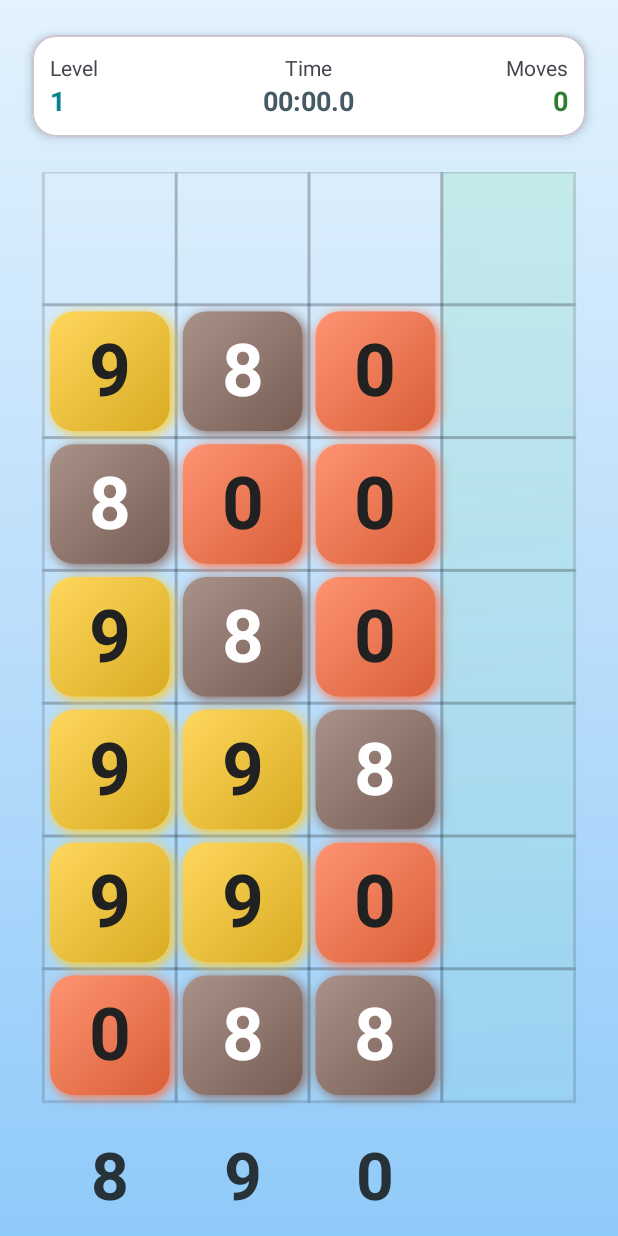
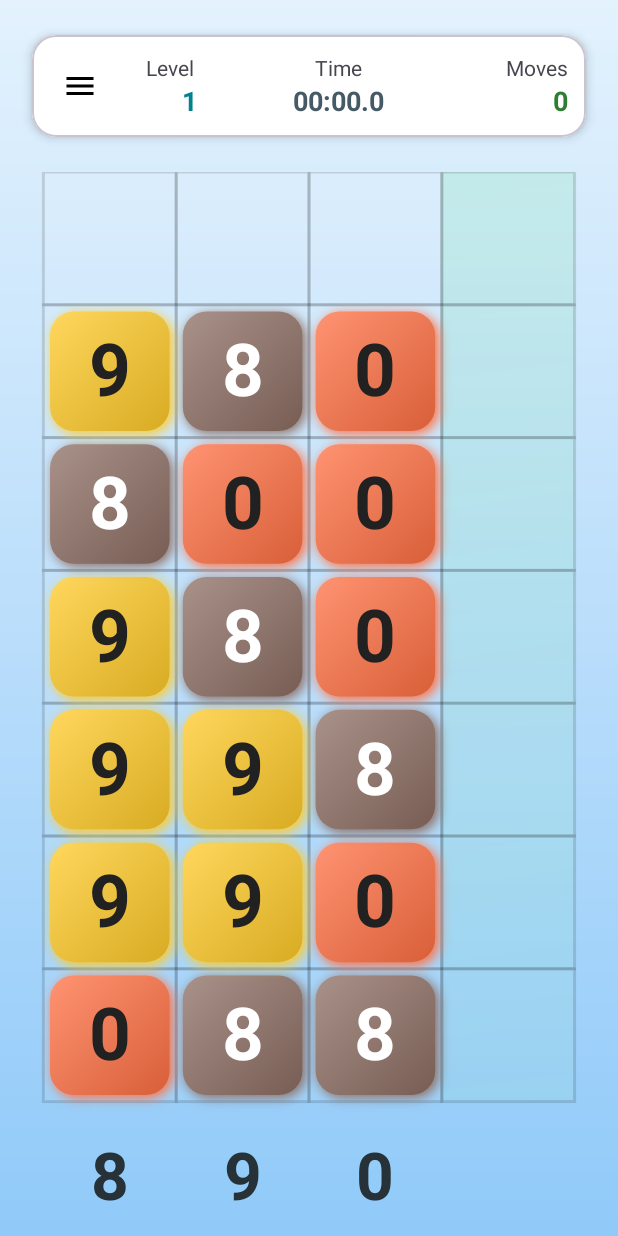
Before and after one commit to timursarsembai/CubeSorter, an Android app: the screen it shows after launch (SorterActivity), on a phone screen of 412 x 824 dp. Run offline under Robolectric (Android 15) with nearby library versions, the phone set to English and light mode, and no system bars.

Commit message:
feat(stats): add per-level record date tracking and rename Time column to Speedtime Added best_date_<level> timestamp storage (updated only on new time or moves record)</level> Display formatted date (dd.MM.yy) or '--' if no record Extended level stats list: new Date column and date field in adapter Renamed sidebar header 'Time' to 'Speedtime' Updated dialog logic to set record date when any record improves Refreshed drawer stats after record updates

```diff
--- a/app/build.gradle.kts
+++ b/app/build.gradle.kts
@@ -44,6 +44,7 @@ dependencies {
     implementation(libs.androidx.core.ktx)
     implementation(libs.androidx.appcompat)
     implementation(libs.material)
+    implementation("androidx.recyclerview:recyclerview:1.3.2")
 
     // Testing
     testImplementation(libs.junit)
--- /dev/null
+++ b/app/src/main/java/com/timursarsembayev/cubesorter/LevelStatsAdapter.kt
@@ -0,0 +1,44 @@
+package com.timursarsembayev.cubesorter
+
+import android.view.LayoutInflater
+import android.view.View
+import android.view.ViewGroup
+import android.widget.TextView
+import androidx.recyclerview.widget.RecyclerView
+
+// Добавлено поле dateMs
+data class LevelStat(val level: Int, val timeMs: Long, val moves: Int, val dateMs: Long)
+
+class LevelStatsAdapter(
+    private var items: List<LevelStat>,
+    private val formatTime: (Long) -> String,
+    private val formatDate: (Long) -> String,
+    private val onClick: (Int) -> Unit
+) : RecyclerView.Adapter<LevelStatsAdapter.VH>() {
+
+    fun update(newItems: List<LevelStat>) {
+        items = newItems
+        notifyDataSetChanged()
+    }
+
+    inner class VH(v: View) : RecyclerView.ViewHolder(v) {
+        val tvLevel: TextView = v.findViewById(R.id.textLv)
+        val tvTime: TextView = v.findViewById(R.id.textLvTime)
+        val tvMoves: TextView = v.findViewById(R.id.textLvMoves)
+        val tvDate: TextView = v.findViewById(R.id.textLvDate)
+        init { v.setOnClickListener { onClick(items[bindingAdapterPosition].level) } }
+    }
+
+    override fun onCreateViewHolder(parent: ViewGroup, viewType: Int): VH =
+        VH(LayoutInflater.from(parent.context).inflate(R.layout.item_level_stat, parent, false))
+
+    override fun getItemCount(): Int = items.size
+
+    override fun onBindViewHolder(holder: VH, position: Int) {
+        val item = items[position]
+        holder.tvLevel.text = item.level.toString()
+        holder.tvTime.text = if (item.timeMs == Long.MAX_VALUE) "--" else formatTime(item.timeMs)
+        holder.tvMoves.text = if (item.moves == Int.MAX_VALUE) "-" else item.moves.toString()
+        holder.tvDate.text = if (item.dateMs == Long.MAX_VALUE) "--" else formatDate(item.dateMs)
+    }
+}
--- a/app/src/main/java/com/timursarsembayev/cubesorter/SorterActivity.kt
+++ b/app/src/main/java/com/timursarsembayev/cubesorter/SorterActivity.kt
@@ -15,6 +15,12 @@ import android.widget.EditText
 import android.widget.ImageButton
 import android.widget.TextView
 import android.widget.Toast
+import androidx.core.view.GravityCompat
+import androidx.drawerlayout.widget.DrawerLayout
+import androidx.recyclerview.widget.LinearLayoutManager
+import androidx.recyclerview.widget.RecyclerView
+import java.text.SimpleDateFormat
+import java.util.Date
 import java.util.Locale
 
 class SorterActivity : Activity() {
@@ -23,6 +29,10 @@ class SorterActivity : Activity() {
     private lateinit var textTimer: TextView
     private lateinit var textMoves: TextView
     private lateinit var sorterGameView: SorterGameView
+
+    // Drawer & stats
+    private lateinit var drawerLayout: DrawerLayout
+    private lateinit var levelsAdapter: LevelStatsAdapter
 
     private var startTime: Long = 0
     private var isTimerRunning = false
@@ -55,10 +65,12 @@ class SorterActivity : Activity() {
         setContentView(R.layout.activity_sorter)
 
         initializeViews()
+        initDrawer()
         setupGameCallbacks()
         setupAdminGesture()
         startNewGame()
         restoreProgressIfAny()
+        refreshLevelStats()
     }
 
     private fun initializeViews() {
@@ -66,20 +78,50 @@ class SorterActivity : Activity() {
         textTimer = findViewById(R.id.textTimer)
         textMoves = findViewById(R.id.textMoves)
         sorterGameView = findViewById(R.id.sorterGameView)
+        drawerLayout = findViewById(R.id.drawerLayout)
+    }
+
+    private fun initDrawer() {
+        val recycler = findViewById<RecyclerView>(R.id.recyclerLevels)
+        recycler.layoutManager = LinearLayoutManager(this)
+        levelsAdapter = LevelStatsAdapter(emptyList(), ::formatElapsed, ::formatDate) { lv ->
+            sorterGameView.jumpToLevel(lv)
+            drawerLayout.closeDrawer(GravityCompat.START)
+        }
+        recycler.adapter = levelsAdapter
+        findViewById<TextView>(R.id.textCloseDrawer).setOnClickListener { drawerLayout.closeDrawer(GravityCompat.START) }
+        findViewById<ImageButton>(R.id.buttonMenu).setOnClickListener { drawerLayout.openDrawer(GravityCompat.START) }
+    }
+
+    private fun refreshLevelStats() {
+        val list = (1..SorterGameView.MAX_LEVEL).map { lv ->
+            LevelStat(
+                lv,
+                getBestTime(lv),
+                getBestMoves(lv),
+                getBestDate(lv)
+            )
+        }
+        levelsAdapter.update(list)
     }
 
     // ---- Records helpers ----
     private fun bestTimeKey(level: Int) = "best_time_$level" // Long (ms)
     private fun bestMovesKey(level: Int) = "best_moves_$level" // Int
+    private fun bestDateKey(level: Int) = "best_date_$level" // Long (epoch ms)
     private fun getBestTime(level: Int): Long = prefs.getLong(bestTimeKey(level), Long.MAX_VALUE)
     private fun getBestMoves(level: Int): Int = prefs.getInt(bestMovesKey(level), Int.MAX_VALUE)
+    private fun getBestDate(level: Int): Long = prefs.getLong(bestDateKey(level), Long.MAX_VALUE)
     private fun saveBestTime(level: Int, v: Long) { prefs.edit().putLong(bestTimeKey(level), v).apply() }
     private fun saveBestMoves(level: Int, v: Int) { prefs.edit().putInt(bestMovesKey(level), v).apply() }
+    private fun saveBestDate(level: Int, v: Long) { prefs.edit().putLong(bestDateKey(level), v).apply() }
     private fun formatElapsed(ms: Long): String {
         if (ms == Long.MAX_VALUE) return "--:--.-"
         val m = (ms / 60000).toInt(); val s = ((ms % 60000)/1000).toInt(); val t = ((ms % 1000)/100).toInt()
         return String.format(Locale.getDefault(), "%02d:%02d.%d", m, s, t)
     }
+    private val dateFormat = SimpleDateFormat("dd.MM.yy", Locale.getDefault())
+    private fun formatDate(epoch: Long): String = if (epoch == Long.MAX_VALUE) "--" else dateFormat.format(Date(epoch))
 
     private fun setupGameCallbacks() {
         sorterGameView.onMovesChanged = { moves ->
@@ -127,6 +169,10 @@ class SorterActivity : Activity() {
         var newMovesRecord = false
         if (elapsedMillis < prevBestTime) { saveBestTime(round, elapsedMillis); newTimeRecord = true }
         if (moves < prevBestMoves) { saveBestMoves(round, moves); newMovesRecord = true }
+        // Если хоть один рекорд улучшен — обновляем дату
+        if (newTimeRecord || newMovesRecord) {
+            saveBestDate(round, System.currentTimeMillis())
+        }
         val currentBestTime = getBestTime(round)
         val currentBestMoves = getBestMoves(round)
 
@@ -146,13 +192,13 @@ class SorterActivity : Activity() {
         if (currentBestTime != Long.MAX_VALUE) {
             bestTimeView.text = "Best: ${formatElapsed(currentBestTime)}"
             bestTimeView.visibility = android.view.View.VISIBLE
-            if (newTimeRecord) bestTimeView.setTextColor(Color.parseColor("#2E7D32")) else bestTimeView.setTextColor(Color.parseColor("#1976D2"))
+            bestTimeView.setTextColor(if (newTimeRecord) Color.parseColor("#2E7D32") else Color.parseColor("#1976D2"))
         } else bestTimeView.visibility = android.view.View.GONE
 
         if (currentBestMoves != Int.MAX_VALUE) {
             bestMovesView.text = "Best: $currentBestMoves"
             bestMovesView.visibility = android.view.View.VISIBLE
-            if (newMovesRecord) bestMovesView.setTextColor(Color.parseColor("#2E7D32")) else bestMovesView.setTextColor(Color.parseColor("#1976D2"))
+            bestMovesView.setTextColor(if (newMovesRecord) Color.parseColor("#2E7D32") else Color.parseColor("#1976D2"))
         } else bestMovesView.visibility = android.view.View.GONE
 
         val dialog = AlertDialog.Builder(ctx)
@@ -162,13 +208,14 @@ class SorterActivity : Activity() {
         levelDialog = dialog
 
         btnRepeat.setOnClickListener {
-            dialog.dismiss(); sorterGameView.jumpToLevel(sorterGameView.currentRound)
+            dialog.dismiss(); sorterGameView.jumpToLevel(sorterGameView.currentRound); refreshLevelStats()
         }
         btnNext.setOnClickListener {
-            dialog.dismiss(); sorterGameView.nextRound()
+            dialog.dismiss(); sorterGameView.nextRound(); refreshLevelStats()
         }
 
         dialog.show()
+        refreshLevelStats()
     }
 
     private fun restoreProgressIfAny() {
@@ -180,6 +227,7 @@ class SorterActivity : Activity() {
 
     private fun saveLevel(lv: Int) {
         prefs.edit().putInt("current_level", lv.coerceIn(1, SorterGameView.MAX_LEVEL)).apply()
+        refreshLevelStats()
     }
 
     private fun setupAdminGesture() {
@@ -244,15 +292,12 @@ class SorterActivity : Activity() {
             .setMessage("Enter level number 1..40")
             .setView(input)
             .setPositiveButton("Go") { d, _ ->
-                val text = input.text.toString().trim()
-                val num = text.toIntOrNull()
+                val num = input.text.toString().trim().toIntOrNull()
                 if (num != null && num in 1..SorterGameView.MAX_LEVEL) {
                     sorterGameView.jumpToLevel(num)
                     Toast.makeText(this, "Jumped to level $num", Toast.LENGTH_SHORT).show()
-                } else {
-                    Toast.makeText(this, "Invalid level", Toast.LENGTH_SHORT).show()
-                }
-                d.dismiss()
+                } else Toast.makeText(this, "Invalid level", Toast.LENGTH_SHORT).show()
+                d.dismiss(); refreshLevelStats()
             }
             .setNegativeButton("Cancel") { d, _ -> d.dismiss() }
             .show()
--- /dev/null
+++ b/app/src/main/res/drawable/ic_menu.xml
@@ -0,0 +1,10 @@
+<?xml version="1.0" encoding="utf-8"?>
+<vector xmlns:android="http://schemas.android.com/apk/res/android"
+    android:width="24dp"
+    android:height="24dp"
+    android:viewportWidth="24"
+    android:viewportHeight="24">
+    <path
+        android:fillColor="#FFFFFFFF"
+        android:pathData="M3,6h18v2H3zM3,11h18v2H3zM3,16h18v2H3z" />
+</vector>
--- a/app/src/main/res/layout/activity_sorter.xml
+++ b/app/src/main/res/layout/activity_sorter.xml
@@ -1,14 +1,18 @@
 <?xml version="1.0" encoding="utf-8"?>
-<LinearLayout xmlns:android="http://schemas.android.com/apk/res/android"
+<androidx.drawerlayout.widget.DrawerLayout xmlns:android="http://schemas.android.com/apk/res/android"
     xmlns:app="http://schemas.android.com/apk/res-auto"
-    xmlns:tools="http://schemas.android.com/tools"
+    android:id="@+id/drawerLayout"
+    android:layout_width="match_parent"
+    android:layout_height="match_parent">
+
+    <!-- Основной контент -->
+    <LinearLayout
         android:layout_width="match_parent"
         android:layout_height="match_parent"
         android:orientation="vertical"
         android:background="@drawable/child_gradient_blue"
         android:padding="12dp">
 
-    <!-- Информация об уровне и ходах -->
         <com.google.android.material.card.MaterialCardView
             android:layout_width="match_parent"
             android:layout_height="wrap_content"
@@ -26,83 +30,160 @@
                 android:gravity="center_vertical"
                 android:padding="12dp">
 
-            <!-- Колонка Уровень -->
+                <!-- Кнопка меню (гамбургер) -->
+                <ImageButton
+                    android:id="@+id/buttonMenu"
+                    android:layout_width="40dp"
+                    android:layout_height="40dp"
+                    android:background="@android:color/transparent"
+                    android:scaleType="center"
+                    android:padding="8dp"
+                    android:contentDescription="Menu"
+                    android:src="@drawable/ic_menu"
+                    android:tint="#000000"
+                    android:clickable="true"
+                    android:focusable="true"/>
+
                 <LinearLayout
                     android:layout_width="0dp"
                     android:layout_height="wrap_content"
                     android:layout_weight="1"
-                android:orientation="vertical">
-
+                    android:orientation="vertical"
+                    android:paddingStart="24dp">
                     <TextView
                         android:layout_width="wrap_content"
                         android:layout_height="wrap_content"
-                    android:text="@string/level"
-                    tools:text="Уровень"/>
+                        android:text="@string/level"/>
                     <TextView
                         android:id="@+id/textLevel"
                         android:layout_width="wrap_content"
                         android:layout_height="wrap_content"
-                    tools:text="1"
+                        android:paddingStart="24dp"
                         android:textStyle="bold"
                         android:textColor="#00838F"
-                    android:textSize="18sp"/>
+                        android:textSize="18sp"
+                        android:text="1"/>
                 </LinearLayout>
 
-            <!-- Колонка Секундомер -->
                 <LinearLayout
                     android:layout_width="0dp"
                     android:layout_height="wrap_content"
                     android:layout_weight="1"
                     android:orientation="vertical"
                     android:gravity="center_horizontal">
-
                     <TextView
                         android:layout_width="wrap_content"
                         android:layout_height="wrap_content"
-                    android:text="@string/time"
-                    tools:text="Время"/>
+                        android:text="@string/time"/>
                     <TextView
                         android:id="@+id/textTimer"
                         android:layout_width="wrap_content"
                         android:layout_height="wrap_content"
                         android:text="@string/time_zero_tenth"
-                    tools:text="00:00.0"
                         android:textStyle="bold"
                         android:textColor="#455A64"
                         android:textSize="18sp"/>
                 </LinearLayout>
 
-            <!-- Колонка Ходы -->
                 <LinearLayout
                     android:layout_width="0dp"
                     android:layout_height="wrap_content"
                     android:layout_weight="1"
                     android:orientation="vertical"
                     android:gravity="end">
-
                     <TextView
                         android:layout_width="wrap_content"
                         android:layout_height="wrap_content"
-                    android:text="@string/moves"
-                    tools:text="Ходы"/>
+                        android:text="@string/moves"/>
                     <TextView
                         android:id="@+id/textMoves"
                         android:layout_width="wrap_content"
                         android:layout_height="wrap_content"
-                    tools:text="0"
                         android:textStyle="bold"
                         android:textColor="#2E7D32"
-                    android:textSize="18sp"/>
+                        android:textSize="18sp"
+                        android:text="0"/>
                 </LinearLayout>
             </LinearLayout>
         </com.google.android.material.card.MaterialCardView>
 
-    <!-- Игровое поле -->
         <com.timursarsembayev.cubesorter.SorterGameView
             android:id="@+id/sorterGameView"
             android:layout_width="match_parent"
             android:layout_height="0dp"
             android:layout_weight="1"
             android:background="@android:color/transparent"/>
+    </LinearLayout>
 
+    <!-- Боковое меню -->
+    <LinearLayout
+        android:id="@+id/drawerContainer"
+        android:layout_width="300dp"
+        android:layout_height="match_parent"
+        android:layout_gravity="start"
+        android:orientation="vertical"
+        android:background="#FAFAFA"
+        android:paddingTop="32dp"
+        android:paddingBottom="16dp">
+
+        <TextView
+            android:layout_width="match_parent"
+            android:layout_height="wrap_content"
+            android:text="Levels"
+            android:textStyle="bold"
+            android:textSize="18sp"
+            android:padding="16dp"
+            android:textColor="#0D47A1"/>
+
+        <LinearLayout
+            android:layout_width="match_parent"
+            android:layout_height="wrap_content"
+            android:orientation="horizontal"
+            android:paddingLeft="16dp"
+            android:paddingRight="16dp"
+            android:paddingBottom="4dp">
+            <TextView
+                android:layout_width="0dp"
+                android:layout_height="wrap_content"
+                android:layout_weight="1"
+                android:text="Lv"
+                android:textStyle="bold"/>
+            <TextView
+                android:layout_width="0dp"
+                android:layout_height="wrap_content"
+                android:layout_weight="1"
+                android:text="Speedtime"
+                android:textStyle="bold"/>
+            <TextView
+                android:layout_width="0dp"
+                android:layout_height="wrap_content"
+                android:layout_weight="1"
+                android:text="Moves"
+                android:textStyle="bold"/>
+            <TextView
+                android:layout_width="0dp"
+                android:layout_height="wrap_content"
+                android:layout_weight="1"
+                android:text="Date"
+                android:textStyle="bold"/>
         </LinearLayout>
+
+        <androidx.recyclerview.widget.RecyclerView
+            android:id="@+id/recyclerLevels"
+            android:layout_width="match_parent"
+            android:layout_height="0dp"
+            android:layout_weight="1"
+            android:paddingLeft="8dp"
+            android:paddingRight="8dp"/>
+
+        <TextView
+            android:id="@+id/textCloseDrawer"
+            android:layout_width="match_parent"
+            android:layout_height="wrap_content"
+            android:text="Close"
+            android:gravity="center"
+            android:padding="16dp"
+            android:textColor="#1976D2"/>
+    </LinearLayout>
+
+</androidx.drawerlayout.widget.DrawerLayout>
--- /dev/null
+++ b/app/src/main/res/layout/item_level_stat.xml
@@ -0,0 +1,42 @@
+<?xml version="1.0" encoding="utf-8"?>
+<LinearLayout xmlns:android="http://schemas.android.com/apk/res/android"
+    android:layout_width="match_parent"
+    android:layout_height="wrap_content"
+    android:orientation="horizontal"
+    android:paddingLeft="16dp"
+    android:paddingRight="16dp"
+    android:paddingTop="6dp"
+    android:paddingBottom="6dp">
+
+    <TextView
+        android:id="@+id/textLv"
+        android:layout_width="0dp"
+        android:layout_height="wrap_content"
+        android:layout_weight="1"
+        android:text="1"
+        android:textColor="#263238"/>
+
+    <TextView
+        android:id="@+id/textLvTime"
+        android:layout_width="0dp"
+        android:layout_height="wrap_content"
+        android:layout_weight="1"
+        android:text="--"
+        android:textColor="#1565C0"/>
+
+    <TextView
+        android:id="@+id/textLvMoves"
+        android:layout_width="0dp"
+        android:layout_height="wrap_content"
+        android:layout_weight="1"
+        android:text="-"
+        android:textColor="#2E7D32"/>
+
+    <TextView
+        android:id="@+id/textLvDate"
+        android:layout_width="0dp"
+        android:layout_height="wrap_content"
+        android:layout_weight="1"
+        android:text="--"
+        android:textColor="#455A64"/>
+</LinearLayout>
```
Lines whose indentation alone changed are shown as unchanged.
